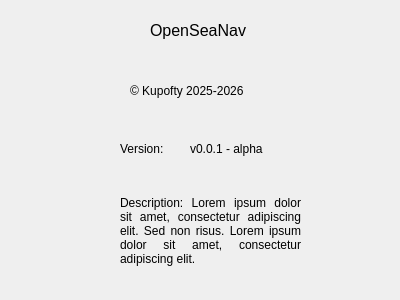
Old version of the form ui/menubar_about.ui in the repository Kupofty/OpenSeaNav.
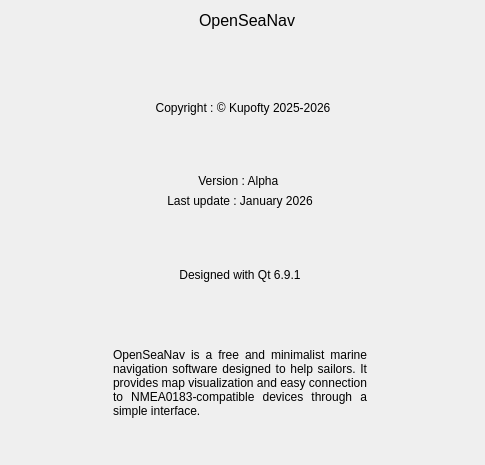
New version of the form. Icons and pictures are not drawn.

Commit message: add menubar github links

What changed in the file:
```diff
--- a/ui/menubar_about.ui
+++ b/ui/menubar_about.ui
@@ -6,89 +6,230 @@
    <rect>
     <x>0</x>
     <y>0</y>
-    <width>400</width>
-    <height>300</height>
+    <width>485</width>
+    <height>465</height>
    </rect>
   </property>
   <property name="windowTitle">
    <string>Dialog</string>
   </property>
-  <widget class="QLabel" name="label">
-   <property name="geometry">
-    <rect>
-     <x>150</x>
-     <y>20</y>
-     <width>101</width>
-     <height>21</height>
-    </rect>
-   </property>
-   <property name="font">
-    <font>
-     <pointsize>12</pointsize>
-    </font>
-   </property>
-   <property name="text">
-    <string>OpenSeaNav</string>
-   </property>
-  </widget>
-  <widget class="QLabel" name="label_4">
-   <property name="geometry">
-    <rect>
-     <x>130</x>
-     <y>80</y>
-     <width>131</width>
-     <height>21</height>
-    </rect>
-   </property>
-   <property name="text">
-    <string>© Kupofty 2025-2026</string>
-   </property>
-  </widget>
-  <widget class="QLabel" name="label_5">
-   <property name="geometry">
-    <rect>
-     <x>120</x>
-     <y>140</y>
-     <width>58</width>
-     <height>18</height>
-    </rect>
-   </property>
-   <property name="text">
-    <string>Version: </string>
-   </property>
-  </widget>
-  <widget class="QLabel" name="label_6">
-   <property name="geometry">
-    <rect>
-     <x>190</x>
-     <y>140</y>
-     <width>91</width>
-     <height>18</height>
-    </rect>
-   </property>
-   <property name="text">
-    <string>v0.0.1 - alpha</string>
-   </property>
-  </widget>
-  <widget class="QLabel" name="label_7">
-   <property name="geometry">
-    <rect>
-     <x>120</x>
-     <y>180</y>
-     <width>181</width>
-     <height>101</height>
-    </rect>
-   </property>
-   <property name="text">
-    <string>Description: Lorem ipsum dolor sit amet, consectetur adipiscing elit. Sed non risus. Lorem ipsum dolor sit amet, consectetur adipiscing elit.</string>
-   </property>
-   <property name="alignment">
-    <set>Qt::AlignmentFlag::AlignJustify|Qt::AlignmentFlag::AlignVCenter</set>
-   </property>
-   <property name="wordWrap">
-    <bool>true</bool>
-   </property>
-  </widget>
+  <layout class="QGridLayout" name="gridLayout">
+   <item row="8" column="1">
+    <spacer name="verticalSpacer_2">
+     <property name="orientation">
+      <enum>Qt::Orientation::Vertical</enum>
+     </property>
+     <property name="sizeType">
+      <enum>QSizePolicy::Policy::Fixed</enum>
+     </property>
+     <property name="sizeHint" stdset="0">
+      <size>
+       <width>20</width>
+       <height>20</height>
+      </size>
+     </property>
+    </spacer>
+   </item>
+   <item row="7" column="1">
+    <layout class="QVBoxLayout" name="verticalLayout_2">
+     <item>
+      <widget class="QLabel" name="label_7">
+       <property name="maximumSize">
+        <size>
+         <width>260</width>
+         <height>16777215</height>
+        </size>
+       </property>
+       <property name="text">
+        <string>OpenSeaNav is a free and minimalist marine navigation software designed to help sailors. It provides map visualization and easy connection to NMEA0183-compatible devices through a simple interface.</string>
+       </property>
+       <property name="alignment">
+        <set>Qt::AlignmentFlag::AlignJustify|Qt::AlignmentFlag::AlignVCenter</set>
+       </property>
+       <property name="wordWrap">
+        <bool>true</bool>
+       </property>
+      </widget>
+     </item>
+    </layout>
+   </item>
+   <item row="0" column="1">
+    <layout class="QHBoxLayout" name="horizontalLayout">
+     <item>
+      <spacer name="horizontalSpacer">
+       <property name="orientation">
+        <enum>Qt::Orientation::Horizontal</enum>
+       </property>
+       <property name="sizeHint" stdset="0">
+        <size>
+         <width>40</width>
+         <height>20</height>
+        </size>
+       </property>
+      </spacer>
+     </item>
+     <item>
+      <widget class="QLabel" name="label_2">
+       <property name="sizePolicy">
+        <sizepolicy hsizetype="Preferred" vsizetype="Maximum">
+         <horstretch>0</horstretch>
+         <verstretch>0</verstretch>
+        </sizepolicy>
+       </property>
+       <property name="maximumSize">
+        <size>
+         <width>40</width>
+         <height>40</height>
+        </size>
+       </property>
+       <property name="text">
+        <string/>
+       </property>
+       <property name="pixmap">
+        <pixmap resource="../resources/images.qrc">:/icons/pictures/icons/nmea_icon.ico</pixmap>
+       </property>
+       <property name="scaledContents">
+        <bool>true</bool>
+       </property>
+       <property name="wordWrap">
+        <bool>false</bool>
+       </property>
+      </widget>
+     </item>
+     <item>
+      <widget class="QLabel" name="label">
+       <property name="sizePolicy">
+        <sizepolicy hsizetype="Preferred" vsizetype="Maximum">
+         <horstretch>0</horstretch>
+         <verstretch>0</verstretch>
+        </sizepolicy>
+       </property>
+       <property name="font">
+        <font>
+         <pointsize>12</pointsize>
+        </font>
+       </property>
+       <property name="text">
+        <string>OpenSeaNav</string>
+       </property>
+       <property name="alignment">
+        <set>Qt::AlignmentFlag::AlignCenter</set>
+       </property>
+      </widget>
+     </item>
+     <item>
+      <spacer name="horizontalSpacer_2">
+       <property name="orientation">
+        <enum>Qt::Orientation::Horizontal</enum>
+       </property>
+       <property name="sizeHint" stdset="0">
+        <size>
+         <width>40</width>
+         <height>20</height>
+        </size>
+       </property>
+      </spacer>
+     </item>
+    </layout>
+   </item>
+   <item row="0" column="3">
+    <spacer name="horizontalSpacer_4">
+     <property name="orientation">
+      <enum>Qt::Orientation::Horizontal</enum>
+     </property>
+     <property name="sizeHint" stdset="0">
+      <size>
+       <width>40</width>
+       <height>20</height>
+      </size>
+     </property>
+    </spacer>
+   </item>
+   <item row="5" column="1">
+    <widget class="QLabel" name="label_6">
+     <property name="text">
+      <string>Designed with Qt 6.9.1</string>
+     </property>
+     <property name="alignment">
+      <set>Qt::AlignmentFlag::AlignCenter</set>
+     </property>
+    </widget>
+   </item>
+   <item row="0" column="0">
+    <spacer name="horizontalSpacer_3">
+     <property name="orientation">
+      <enum>Qt::Orientation::Horizontal</enum>
+     </property>
+     <property name="sizeHint" stdset="0">
+      <size>
+       <width>40</width>
+       <height>20</height>
+      </size>
+     </property>
+    </spacer>
+   </item>
+   <item row="2" column="1" colspan="2">
+    <widget class="QLabel" name="label_4">
+     <property name="text">
+      <string>Copyright : © Kupofty 2025-2026</string>
+     </property>
+     <property name="alignment">
+      <set>Qt::AlignmentFlag::AlignCenter</set>
+     </property>
+    </widget>
+   </item>
+   <item row="1" column="1">
+    <spacer name="verticalSpacer">
+     <property name="orientation">
+      <enum>Qt::Orientation::Vertical</enum>
+     </property>
+     <property name="sizeType">
+      <enum>QSizePolicy::Policy::Fixed</enum>
+     </property>
+     <property name="sizeHint" stdset="0">
+      <size>
+       <width>20</width>
+       <height>20</height>
+      </size>
+     </property>
+    </spacer>
+   </item>
+   <item row="3" column="1">
+    <widget class="QFrame" name="verticalFrame">
+     <property name="sizePolicy">
+      <sizepolicy hsizetype="Preferred" vsizetype="Maximum">
+       <horstretch>0</horstretch>
+       <verstretch>0</verstretch>
+      </sizepolicy>
+     </property>
+     <layout class="QVBoxLayout" name="verticalLayout">
+      <item>
+       <widget class="QLabel" name="label_3">
+        <property name="text">
+         <string>Version : Alpha </string>
+        </property>
+        <property name="alignment">
+         <set>Qt::AlignmentFlag::AlignCenter</set>
+        </property>
+        <property name="wordWrap">
+         <bool>true</bool>
+        </property>
+       </widget>
+      </item>
+      <item>
+       <widget class="QLabel" name="label_5">
+        <property name="text">
+         <string>Last update : January 2026</string>
+        </property>
+        <property name="alignment">
+         <set>Qt::AlignmentFlag::AlignCenter</set>
+        </property>
+       </widget>
+      </item>
+     </layout>
+    </widget>
+   </item>
+  </layout>
  </widget>
  <resources/>
  <connections/>
```
Left out of the diff: 4 changed lines with no effect on the pictures. The commit also changes 10 other files.
